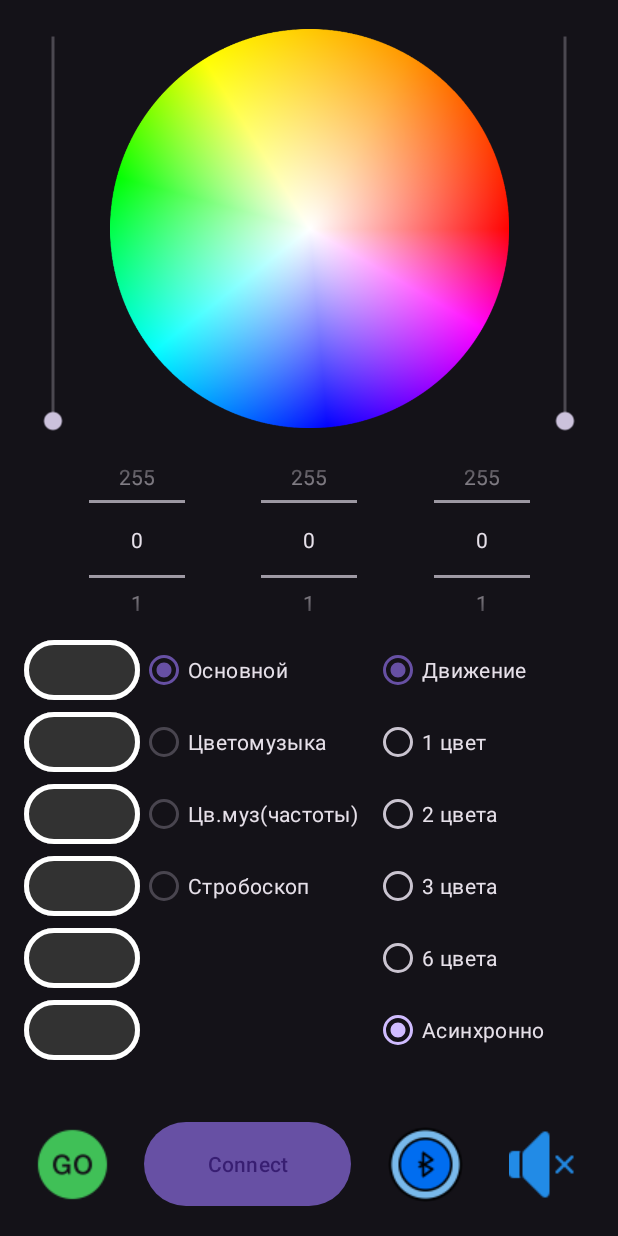
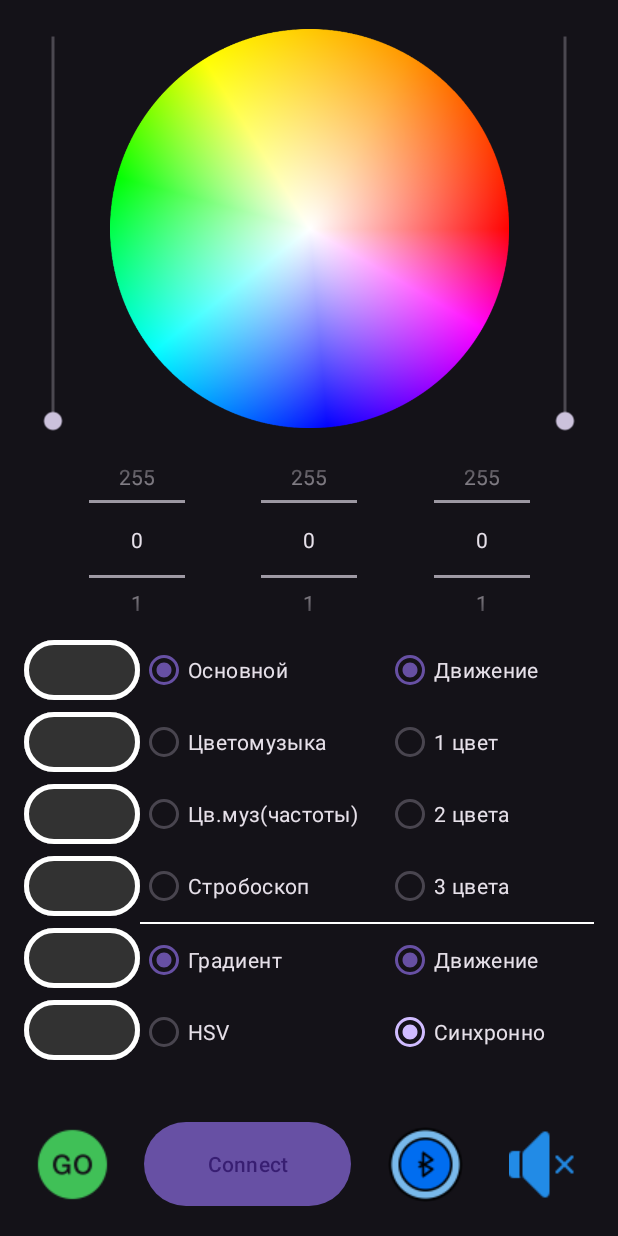
Before and after one commit to MakarenkoArtem/motorbike, an Android app: the screen it shows after launch (MainActivity), on a phone screen of 412 x 824 dp. Run offline under Robolectric (Android 15) with nearby library versions, the phone set to English and light mode, and no system bars.

```diff
--- a/android/app/src/main/java/com/example/bike/model/ScreenViewData.kt
+++ b/android/app/src/main/java/com/example/bike/model/ScreenViewData.kt
@@ -14,6 +14,9 @@ data class ScreenViewData(
     var audioBT: Boolean = true,
     var device: BTClient? = null,
     var mode:Int=1,
+    var hsv:Boolean=false,
+    var gradient:Boolean=true,
+    var movement:Boolean=true,
     var synchrony: Boolean = true,
     var curColor: CurrentColor
 )
--- a/android/app/src/main/java/com/example/bike/screens/MainActivity/MainActivity.kt
+++ b/android/app/src/main/java/com/example/bike/screens/MainActivity/MainActivity.kt
@@ -50,6 +50,10 @@ class MainActivity : AppCompatActivity() {
 
     private lateinit var types: List<RadioButton>
     private lateinit var modes: List<RadioButton>
+    private lateinit var extraParams: List<RadioButton>
+    private lateinit var hsv: RadioButton
+    private lateinit var gradient: RadioButton
+    private lateinit var movement: RadioButton
     private lateinit var synchronously: RadioButton
     private var texts: List<String> =
         listOf("Движение", "1 цвет", "2 цвета", "3 цвета", "6 цвета", "Асинхронно")
@@ -68,9 +72,9 @@ class MainActivity : AppCompatActivity() {
                 connectButton.text = viewModel.screenDataState.value.device?.name ?: ""
                 Toast.makeText(
                     applicationContext,
-                    getString(R.string.connectionEstablished), Toast.LENGTH_SHORT
-                )
-                    .show()
+                    getString(R.string.connectionEstablished),
+                    Toast.LENGTH_SHORT
+                ).show()
             }
         }
 
@@ -78,18 +82,12 @@ class MainActivity : AppCompatActivity() {
     private val connectListener = object : OnClickListener {
         override fun onClick(p0: View?) {
             if (ContextCompat.checkSelfPermission(
-                    applicationContext,
-                    Manifest.permission.BLUETOOTH_SCAN
-                ) != PackageManager.PERMISSION_GRANTED ||
-                ContextCompat.checkSelfPermission(
-                    applicationContext,
-                    Manifest.permission.BLUETOOTH_CONNECT
-                ) != PackageManager.PERMISSION_GRANTED ||
-                ContextCompat.checkSelfPermission(
-                    applicationContext,
-                    Manifest.permission.ACCESS_FINE_LOCATION
-                ) != PackageManager.PERMISSION_GRANTED
-            ) {
+                    applicationContext, Manifest.permission.BLUETOOTH_SCAN
+                ) != PackageManager.PERMISSION_GRANTED || ContextCompat.checkSelfPermission(
+                    applicationContext, Manifest.permission.BLUETOOTH_CONNECT
+                ) != PackageManager.PERMISSION_GRANTED || ContextCompat.checkSelfPermission(
+                    applicationContext, Manifest.permission.ACCESS_FINE_LOCATION
+                ) != PackageManager.PERMISSION_GRANTED) {
                 val permissions = arrayOf(
                     Manifest.permission.BLUETOOTH_CONNECT,
                     Manifest.permission.BLUETOOTH_SCAN,
@@ -104,10 +102,8 @@ class MainActivity : AppCompatActivity() {
                 return
             }
             if (ActivityCompat.checkSelfPermission(
-                    applicationContext,
-                    Manifest.permission.BLUETOOTH_CONNECT
-                ) != PackageManager.PERMISSION_GRANTED
-            ) {
+                    applicationContext, Manifest.permission.BLUETOOTH_CONNECT
+                ) != PackageManager.PERMISSION_GRANTED) {
                 val permissions = arrayOf(Manifest.permission.BLUETOOTH_CONNECT)
                 ActivityCompat.requestPermissions(this@MainActivity, permissions, 0)
             }
@@ -123,11 +119,9 @@ class MainActivity : AppCompatActivity() {
         curColor.activButton?.backgroundTintList = ColorStateList.valueOf(curColor.color)
         if (event.action == MotionEvent.ACTION_UP) {
             lifecycleScope.launch {
-                val resp =
-                    viewModel.colorPickerSend(
-                        curColor.color,
-                        colorButtons.indexOf(curColor.activButton)
-                    )
+                val resp = viewModel.colorPickerSend(
+                    curColor.color, colorButtons.indexOf(curColor.activButton)
+                )
                 if (resp.isFailure) {
                     viewModel.checkConnection()
                 }
@@ -139,8 +133,7 @@ class MainActivity : AppCompatActivity() {
         if (curColor.activButton != null) {
             val imageView = view as ImageView
             val bitmap = imageView.drawable.toBitmap()
-            val verticalBufferZone =
-                (imageView.height - min(imageView.width, imageView.height)) / 2
+            val verticalBufferZone = (imageView.height - min(imageView.width, imageView.height)) / 2
             val horizontalBufferZone =
                 (imageView.width - min(imageView.width, imageView.height)) / 2
             val x = (event.x - horizontalBufferZone) / min(imageView.width, imageView.height)
@@ -156,8 +149,7 @@ class MainActivity : AppCompatActivity() {
             runCatching {
                 try {
                     val pix = bitmap.getPixel(
-                        (x * bitmap.width).toInt(),
-                        (y * bitmap.height).toInt()
+                        (x * bitmap.width).toInt(), (y * bitmap.height).toInt()
                     )
                     if (pix.alpha != 0) {
                         curColor.color = pix
@@ -288,24 +280,16 @@ class MainActivity : AppCompatActivity() {
                 getString(R.string.threeColors),
                 getString(R.string.sixColors),
                 "Асинхронно"
-            ),
-            listOf(
-                "Движение",
-                getString(R.string.threeColors),
-                "",
-                "",
-                "",
-                "Без градиента"
-            ),
-            listOf(
+            ), listOf(
+                "Движение", getString(R.string.threeColors), "", "", "", "Без градиента"
+            ), listOf(
                 getString(R.string.oneColor),
                 getString(R.string.twoColors),
                 getString(R.string.threeColors),
                 getString(R.string.sixColors),
                 "",
                 "Без градиента"
-            ),
-            listOf("HSV", "Градиент", "", "", "", "Асинхронно")
+            ), listOf("HSV", "Градиент", "", "", "", "Асинхронно")
         )
         val num = types.indexOf(radioButton)
         if (num == -1) {
@@ -315,6 +299,23 @@ class MainActivity : AppCompatActivity() {
         viewModel.setTypeColors(num + 1)
     }
 
+    private val changeExtraParam = OnClickListener { view ->
+        val radioButton = view as RadioButton
+        when (radioButton) {
+            hsv -> {
+                viewModel.setHSVStatus(!screenData.value.hsv)
+            }
+            gradient -> {
+                viewModel.setGradientStatus(!screenData.value.gradient)
+            }
+            movement -> {
+                viewModel.setMovementStatus(!screenData.value.movement)
+            }
+            synchronously -> {
+                viewModel.setSynchronStatus(!screenData.value.synchrony)
+            }
+        }
+    }
 
     private fun initColorButs() = listOf(
         R.id.buttonColor0,
@@ -340,10 +341,7 @@ class MainActivity : AppCompatActivity() {
     }
 
     private fun initTypes(changeType: OnClickListener) = arrayOf(
-        R.id.radioButType1,
-        R.id.radioButType2,
-        R.id.radioButType3,
-        R.id.radioButType4
+        R.id.radioButType1, R.id.radioButType2, R.id.radioButType3, R.id.radioButType4
     ).map {
         val but = findViewById<RadioButton>(it)
         but.setOnClickListener(changeType)
@@ -356,22 +354,34 @@ class MainActivity : AppCompatActivity() {
             R.id.radioButMode2,
             R.id.radioButMode3,
             R.id.radioButMode4,
-            R.id.radioButMode5,
-            R.id.synchronously
         ).map {
             val but = findViewById<RadioButton>(it)
             but.setOnClickListener(changeMode)
             but
         }
-        modeList[5].setOnClickListener({
-            viewModel.setSynchron(!screenData.value.synchrony)
-        })
         return modeList
+    }
+
+    private fun initParams(changeExtraParam: OnClickListener): List<RadioButton> {
+        val paramsList = listOf(
+            R.id.hsv,
+            R.id.gradient,
+            R.id.movement,
+            R.id.synchronously,
+        ).map {
+            val but = findViewById<RadioButton>(it)
+            but.setOnClickListener(changeExtraParam)
+            but
+        }
+        return paramsList
     }
 
     private fun checkScreenData() = lifecycleScope.launch {
         viewModel.screenDataState.collect { data -> // Обновление в зависимости от значения screenData
             connectButton.text = data.device?.name ?: "Connect"
+            hsv.isChecked = screenData.value.hsv
+            gradient.isChecked = screenData.value.gradient
+            movement.isChecked = screenData.value.movement
             synchronously.isChecked = screenData.value.synchrony
             if (screenData.value.ignition) {
                 ignitionButton.setImageResource(R.drawable.start)
@@ -389,10 +399,9 @@ class MainActivity : AppCompatActivity() {
                 audioBTButton.setImageResource(R.drawable.aux_pic)
             }
             for (i in 0..<colorButtons.size) {
-                colorButtons[i].backgroundTintList =
-                    ColorStateList.valueOf(data.colors[i])
+                colorButtons[i].backgroundTintList = ColorStateList.valueOf(data.colors[i])
             }
-            for (i in 0..5) {
+            for (i in 0..3) {
                 modes[i].isClickable = texts[i] != ""
                 modes[i].visibility = if (texts[i] != "") View.VISIBLE else View.INVISIBLE
                 modes[i].text = texts[i]
@@ -434,11 +443,9 @@ class MainActivity : AppCompatActivity() {
         super.onCreate(savedInstanceState)
         AppCompatDelegate.setDefaultNightMode(AppCompatDelegate.MODE_NIGHT_YES)//MODE_NIGHT_FOLLOW_SYSTEM
         setContentView(R.layout.activity_main)
-        val factory =
-            MainActivityViewModelFactory(
-                context = applicationContext,
-                activity = this
-            )
+        val factory = MainActivityViewModelFactory(
+            context = applicationContext, activity = this
+        )
         viewModel = factory.create(MainActivityViewModel::class.java)
         screenData = viewModel.screenDataState
         curColor = screenData.value.curColor
@@ -464,7 +471,7 @@ class MainActivity : AppCompatActivity() {
         amplifierButton = findViewById(R.id.amplifierButton)
         amplifierButton.setOnClickListener(amplifierListener)
 
-        audioBTButton = findViewById(R.id.soundBTButton)
+        audioBTButton = findViewById(R.id.audioBTButton)
         audioBTButton.setOnClickListener(audioBTListener)
 
         colorButtons = initColorButs()
@@ -472,7 +479,12 @@ class MainActivity : AppCompatActivity() {
         types = initTypes(changeType)
 
         modes = initModes(changeMode)
-        synchronously = modes[5]
+
+        extraParams = initParams(changeExtraParam)
+        hsv = extraParams[0]
+        gradient = extraParams[1]
+        movement = extraParams[2]
+        synchronously = extraParams[3]
 
         checkScreenData()
     }
--- a/android/app/src/main/res/layout/activity_main.xml
+++ b/android/app/src/main/res/layout/activity_main.xml
@@ -174,9 +174,24 @@
 
         </LinearLayout>
 
+        <LinearLayout
+            android:layout_width="match_parent"
+            android:layout_height="match_parent"
+            android:orientation="vertical">
+
+            <LinearLayout
+                android:layout_width="wrap_content"
+                android:layout_height="wrap_content"
+                android:orientation="horizontal">
+
+                <LinearLayout
+                    android:layout_width="wrap_content"
+                    android:layout_height="wrap_content"
+                    android:orientation="vertical">
+
                     <RadioGroup
-            android:layout_width="156dp"
-            android:layout_height="match_parent">
+                        android:layout_width="164dp"
+                        android:layout_height="wrap_content">
 
                         <RadioButton
                             android:id="@+id/radioButType1"
@@ -202,15 +217,13 @@
                             android:layout_width="match_parent"
                             android:layout_height="wrap_content"
                             android:text="Стробоскоп" />
+
                     </RadioGroup>
 
-        <LinearLayout
-            android:layout_width="160dp"
-            android:layout_height="match_parent"
-            android:orientation="vertical">
+                </LinearLayout>
 
                 <RadioGroup
-                android:layout_width="158dp"
+                    android:layout_width="164dp"
                     android:layout_height="wrap_content">
 
                     <RadioButton
@@ -236,16 +249,57 @@
                         android:id="@+id/radioButMode4"
                         android:layout_width="match_parent"
                         android:layout_height="wrap_content"
-                    android:text="3 цвета" />
+                        android:text="3 цвета"
+                        android:visibility="invisible"
+                        tools:visibility="invisible" />
+
+                </RadioGroup>
+
+            </LinearLayout>
+
+            <View
+                android:layout_width="match_parent"
+                android:layout_height="1dp"
+                android:background="#FFFFFF"
+                android:backgroundTint="#FFFFFF"
+                android:foregroundTint="#FFFFFF">
+
+            </View>
+
+            <LinearLayout
+                android:layout_width="match_parent"
+                android:layout_height="match_parent"
+                android:orientation="horizontal">
+
+                <LinearLayout
+                    android:layout_width="164dp"
+                    android:layout_height="match_parent"
+                    android:orientation="vertical">
 
                     <RadioButton
-                    android:id="@+id/radioButMode5"
+                        android:id="@+id/gradient"
                         android:layout_width="match_parent"
                         android:layout_height="wrap_content"
-                    android:text="6 цвета"
-                    android:visibility="visible" />
+                        android:text="Градиент" />
 
-            </RadioGroup>
+                    <RadioButton
+                        android:id="@+id/hsv"
+                        android:layout_width="match_parent"
+                        android:layout_height="wrap_content"
+                        android:text="HSV" />
+                </LinearLayout>
+
+                <LinearLayout
+                    android:layout_width="164dp"
+                    android:layout_height="match_parent"
+                    android:orientation="vertical">
+
+                    <RadioButton
+                        android:id="@+id/movement"
+                        android:layout_width="match_parent"
+                        android:layout_height="wrap_content"
+                        android:checked="false"
+                        android:text="@string/movement" />
 
                     <RadioButton
                         android:id="@+id/synchronously"
@@ -255,6 +309,10 @@
                         android:text="@string/synchronously" />
 
                 </LinearLayout>
+            </LinearLayout>
+
+        </LinearLayout>
+
     </LinearLayout>
 
     <ImageButton
@@ -270,7 +328,7 @@
         tools:ignore="SpeakableTextPresentCheck" />
 
     <ImageButton
-        android:id="@+id/soundBTButton"
+        android:id="@+id/audioBTButton"
         android:layout_width="64dp"
         android:layout_height="64dp"
         android:layout_marginStart="16dp"
--- a/android/app/src/main/res/values/strings.xml
+++ b/android/app/src/main/res/values/strings.xml
@@ -5,6 +5,7 @@
     <string name="connectionEstablished">Соединение установлено</string>
     <string name="soundbutton">soundButton</string>
     <string name="bikeoffbutton">bikeOffButton</string>
+    <string name="movement">Движение</string>
     <string name="synchronously">Синхронно</string>
     <string name="basic">Основной</string>
     <string name="oneColor">1 цвет</string>
```
Also changed, not shown: android/app/src/main/java/com/example/bike/screens/MainActivity/MainActivityViewModel.kt (+34 -10 lines). Lines whose indentation alone changed are shown as unchanged.
